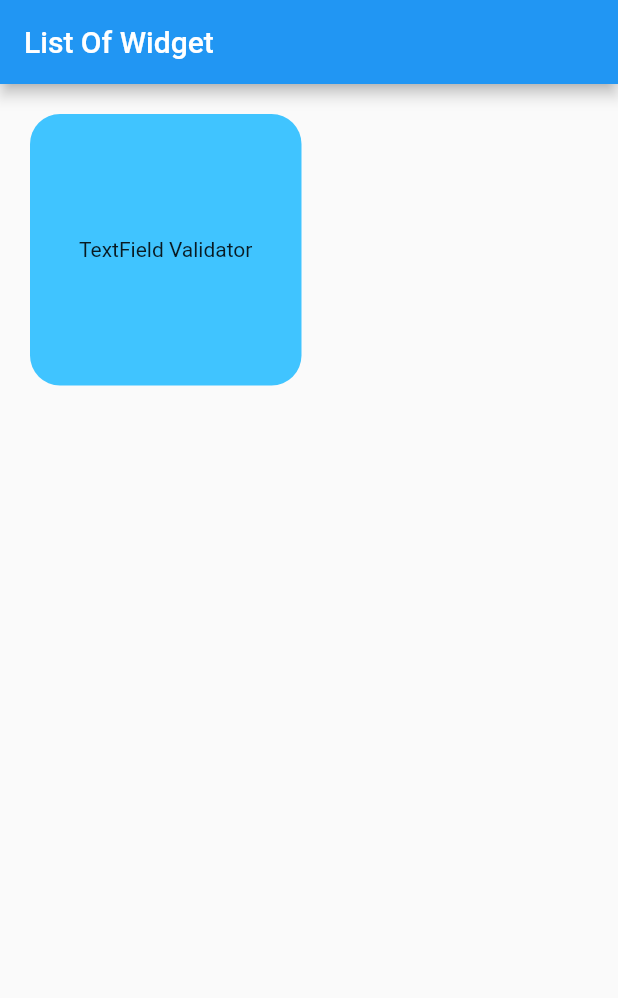
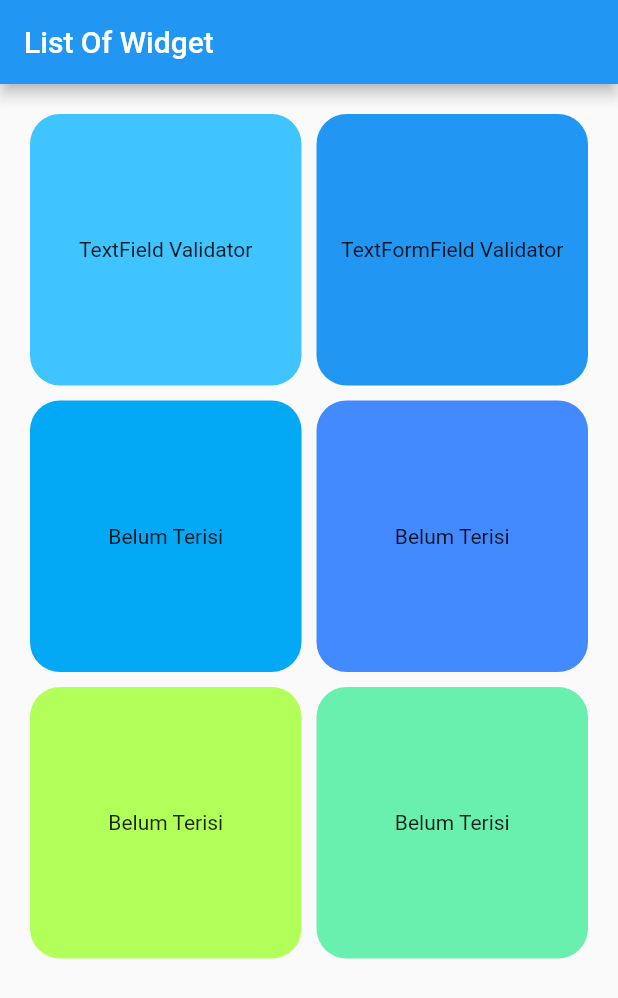
Before and after one commit to aprxty3/learn_some_package_widget, a Flutter app: the screen it shows after launch, on a phone screen of 412 x 824 dp. Shown: the top 998 px of the screen. Run offline on Flutter 3.47's test engine with Material 2 defaults, Android fonts, the phone set to English and light mode, and no system bars.

```diff
--- a/lib/main.dart
+++ b/lib/main.dart
@@ -27,6 +27,7 @@ class ListOfWidget extends StatelessWidget {
         mainAxisSpacing: 10,
         padding: const EdgeInsets.all(20),
         children: [
+          //TextField Validator
           InkWell(
             onTap: () => Navigator.push(
               context,
@@ -45,6 +46,62 @@ class ListOfWidget extends StatelessWidget {
               ),
             ),
           ),
+          //TextFormField Validator
+          InkWell(
+            onTap: () {},
+            borderRadius: BorderRadius.circular(20),
+            child: Material(
+              color: Colors.blue,
+              borderRadius: BorderRadius.circular(20),
+              child: const Center(
+                child: Text('TextFormField Validator'),
+              ),
+            ),
+          ),
+          InkWell(
+            onTap: () {},
+            borderRadius: BorderRadius.circular(20),
+            child: Material(
+              color: Colors.lightBlue,
+              borderRadius: BorderRadius.circular(20),
+              child: const Center(
+                child: Text('Belum Terisi'),
+              ),
+            ),
+          ),
+          InkWell(
+            onTap: () {},
+            borderRadius: BorderRadius.circular(20),
+            child: Material(
+              color: Colors.blueAccent,
+              borderRadius: BorderRadius.circular(20),
+              child: const Center(
+                child: Text('Belum Terisi'),
+              ),
+            ),
+          ),
+          InkWell(
+            onTap: () {},
+            borderRadius: BorderRadius.circular(20),
+            child: Material(
+              color: Colors.lightGreenAccent,
+              borderRadius: BorderRadius.circular(20),
+              child: const Center(
+                child: Text('Belum Terisi'),
+              ),
+            ),
+          ),
+          InkWell(
+            onTap: () {},
+            borderRadius: BorderRadius.circular(20),
+            child: Material(
+              color: Colors.greenAccent,
+              borderRadius: BorderRadius.circular(20),
+              child: const Center(
+                child: Text('Belum Terisi'),
+              ),
+            ),
+          ),
         ],
       ),
     );
```
